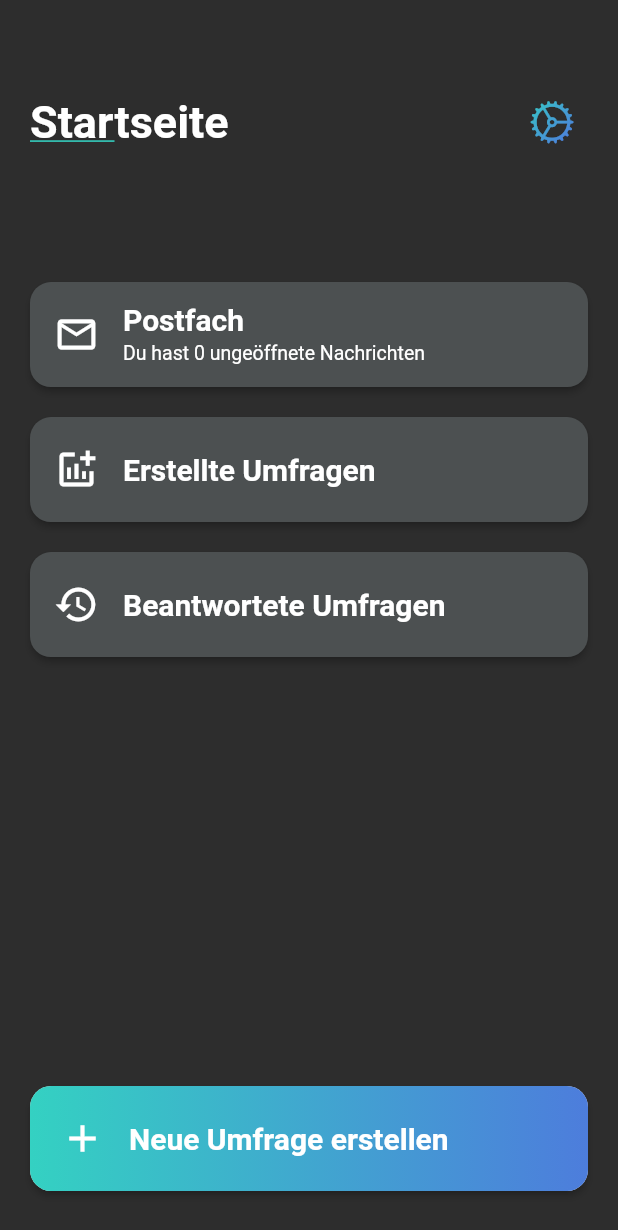
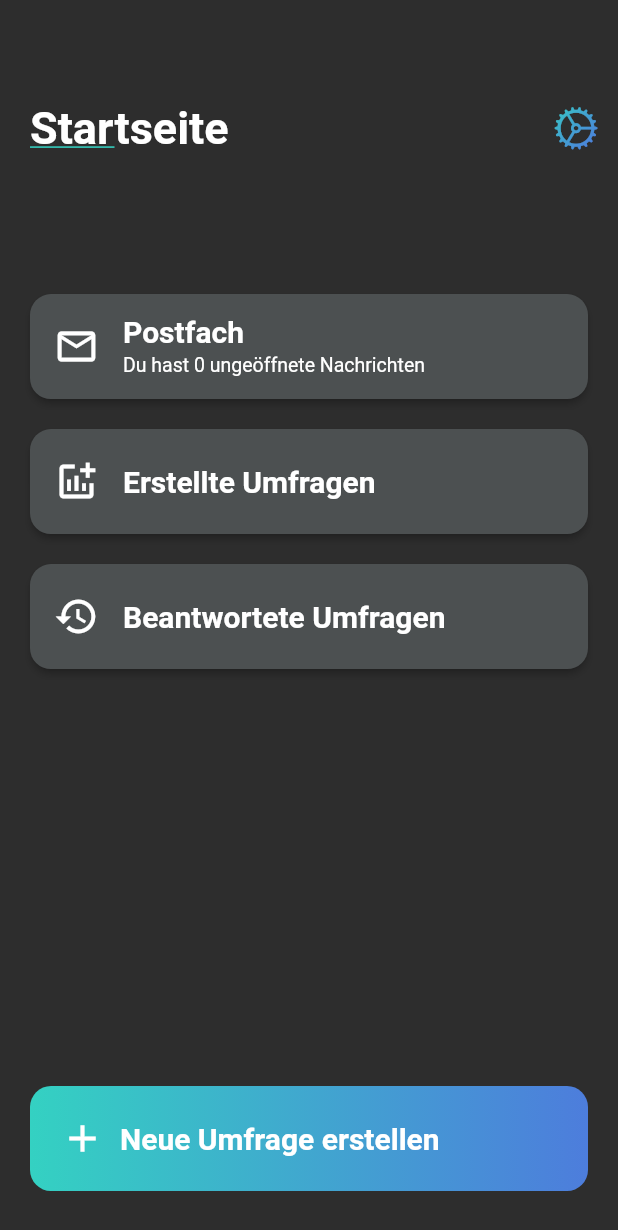
Before and after one commit to markfreeze10/survyx, a Flutter app: the BaseScreen screen opened directly, on a phone screen of 412 x 824 dp. Shown: the top 1230 px of the screen. Run offline on Flutter 3.47's test engine with Material 2 defaults, Android fonts, the phone set to English and light mode, and no system bars; our stand-ins replace cloud_firestore, firebase_auth, firebase_core, fluttertoast, simple_gradient_text; missing offline and left inert: iconify_flutter; accounts and stored records are empty.

Commit message:
First Commit

```diff
--- a/lib/screens/base.dart
+++ b/lib/screens/base.dart
@@ -72,13 +72,16 @@ class _BaseScreenState extends State<BaseScreen> {
                 Padding(
                     padding: EdgeInsets.only(
                         top: 0, left: 0, right: 0, bottom: 0),
-                    child: FlatButton(onPressed: () {
+                    child: InkWell(
+                      onTap: () {
                         Navigator.push(context, MaterialPageRoute(builder: (context) => const SettingsBase()));
                       },
-                         /*ButtonStyle(backgroundColor: MaterialStateProperty.all(Color(0xff2D2D2D)),
-                        shadowColor: MaterialStateProperty.all(Color(0xff2D2D2D)),
-                            overlayColor: MaterialStateProperty.all(Color(0xff2D2D2D)),
-                        foregroundColor: MaterialStateProperty.all(Color(0xff2D2D2D)))*/
+                      child: Container(
+                        decoration: BoxDecoration(
+                          shape: BoxShape.circle,
+                          color: Color(0xff2D2D2D),
+                        ),
+                        padding: EdgeInsets.all(10.0),
                         child: GradientIcon(
                           CupertinoIcons.settings,
                           30.0,
@@ -89,7 +92,9 @@ class _BaseScreenState extends State<BaseScreen> {
                             begin: Alignment.topLeft,
                             end: Alignment.bottomRight,
                           ),
-                    )))
+                        ),
+                      ),
+                    ))
                 ]),
               Padding(
             padding: EdgeInsets.only(
@@ -171,35 +176,51 @@ class _BaseScreenState extends State<BaseScreen> {
                       top: 20, left: 0, right: 20, bottom: 30),
                   child: Container(
                     height: 70.0,
-                    child: RaisedButton(
+                    child: Ink(
+                      decoration: BoxDecoration(
+                        gradient: LinearGradient(
+                          colors: [Color(0xff34D1C2), Color(0xff4D7DDC)],
+                          begin: Alignment.centerLeft,
+                          end: Alignment.centerRight,
+                        ),
+                        borderRadius: BorderRadius.circular(14.0),
+                      ),
+                      child: ElevatedButton(
                         onPressed: () {
                           Navigator.push(context, MaterialPageRoute(builder: (context) => const CreatingSiteBase()));
                         },
+                        style: ElevatedButton.styleFrom(
                           shape: RoundedRectangleBorder(borderRadius: BorderRadius.circular(14.0)),
-                      padding: EdgeInsets.all(0.0),
-                      child: Ink(
-                        decoration: BoxDecoration(
-                            gradient: LinearGradient(colors: [Color(0xff34D1C2), Color(0xff4D7DDC)],
-                              begin: Alignment.centerLeft,
-                              end: Alignment.centerRight,
-                            ),
-                            borderRadius: BorderRadius.circular(14.0)
+                          padding: EdgeInsets.zero, // Entferne das interne Padding des ElevatedButton
+                          primary: Colors.transparent, // Setze die Hintergrundfarbe des ElevatedButton auf transparent
+                          elevation: 0, // Entferne den Schatten des ElevatedButton
                         ),
                         child: Container(
-                          //constraints: BoxConstraints(maxWidth: 300.0, minHeight: 50.0),
-                          alignment: Alignment.center,
-                          child: Row(children: [
-                            Padding(padding: EdgeInsets.only(
-                                top: 0, left: 20, right: 0, bottom: 0), child: Icon(Icons.add,
+                          padding: EdgeInsets.symmetric(vertical: 10, horizontal: 20),
+                          child: Row(
+                            children: [
+                              Icon(
+                                Icons.add,
                                 color: Colors.white,
-                            size: 30)),
-                            Expanded(child:ListTile(
-                              title: Text("Neue Umfrage erstellen",
-                                  style: TextStyle(color: Colors.white,
+                                size: 30,
+                              ),
+                              SizedBox(width: 10), // Füge einen Abstand zwischen Icon und Text hinzu
+                              Expanded(
+                                child: Text(
+                                  "Neue Umfrage erstellen",
+                                  style: TextStyle(
+                                    color: Colors.white,
                                     fontSize: 20,
-                                      fontWeight: FontWeight.bold)),
-                              ))]
-                      ))))))])));
+                                    fontWeight: FontWeight.bold,
+                                  ),
+                                ),
+                              ),
+                            ],
+                          ),
+                        ),
+                      ),
+                    )
+                  ))])));
             })));
   }
 }
--- a/pubspec.yaml
+++ b/pubspec.yaml
@@ -33,7 +33,7 @@ dependencies:
   # The following adds the Cupertino Icons font to your application.
   # Use with the CupertinoIcons class for iOS style icons.
   cupertino_icons: ^1.0.2
-  firebase_core: ^1.16.0
+  firebase_core: ^1.24.0
   firebase_auth: ^3.3.17
   fluttertoast: ^8.0.9
   cloud_firestore: ^3.1.14
```
Also changed, not shown: lib/screens/createdSurvey.dart (+12 -11 lines), lib/screens/creatingSite.dart (+22 -13 lines), lib/screens/login.dart (+11 -10 lines), lib/screens/postbox.dart (+4 -3 lines), pubspec.lock, 7 other files. Lines whose indentation alone changed are shown as unchanged.
